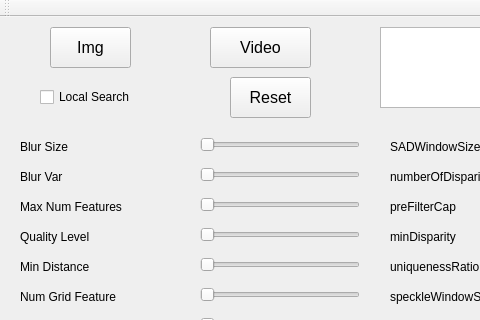
Old version of the form mainwindow.ui in the repository jiawei-mo/SafeDrive; both pictures show x 0 to 480 and y 0 to 320 of the 770 by 486 pixel window.
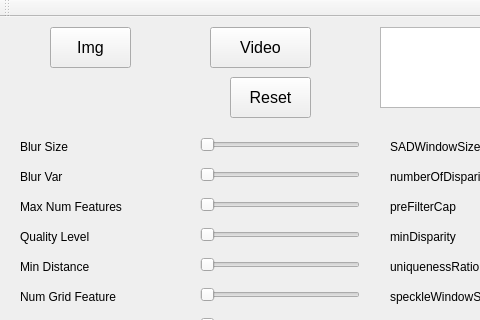
New version of the form.

The edit to the form file:
```diff
--- a/mainwindow.ui
+++ b/mainwindow.ui
@@ -560,19 +560,6 @@
      <string>Video</string>
     </property>
    </widget>
-   <widget class="QCheckBox" name="check_local">
-    <property name="geometry">
-     <rect>
-      <x>40</x>
-      <y>70</y>
-      <width>101</width>
-      <height>20</height>
-     </rect>
-    </property>
-    <property name="text">
-     <string>Local Search</string>
-    </property>
-   </widget>
    <widget class="QSlider" name="slider_SW">
     <property name="geometry">
      <rect>
```
